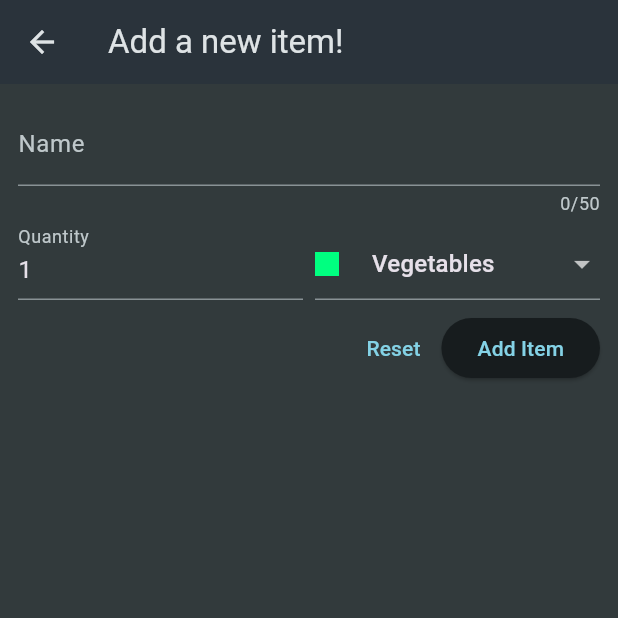
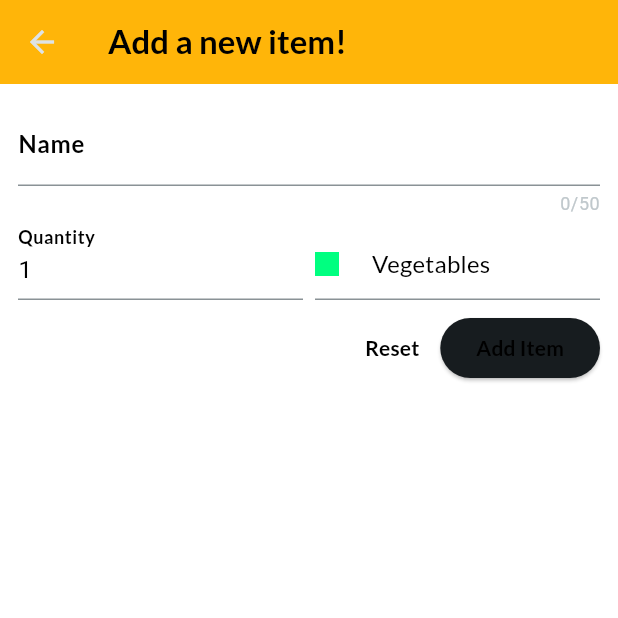
Before and after one commit to teotia-codes/shopping, a Flutter app: the screen it shows after launch, after a tap on the "add" icon, on a phone screen of 412 x 824 dp, the top half of it. Run offline on Flutter 3.47's test engine with Material 3 defaults, Android fonts, the phone set to English and light mode, and no system bars; our stand-ins replace google_fonts; network calls fail.

Commit message:
final commit shopping list app completed

```diff
--- a/lib/main.dart
+++ b/lib/main.dart
@@ -17,12 +17,11 @@ class MyApp extends StatelessWidget {
       theme: ThemeData.dark().copyWith(
 
         colorScheme: ColorScheme.fromSeed(
-          seedColor: const Color.fromARGB(255, 147, 229, 250),
+          seedColor: Color.fromARGB(255, 0, 193, 241),
           brightness: Brightness.dark,
-          surface: const Color.fromARGB(255, 42, 51, 59),
+          surface: Color.fromARGB(255, 255, 181, 9),
         ),
-        scaffoldBackgroundColor: const Color.fromARGB(255, 50, 58, 60),
-      ),
+        scaffoldBackgroundColor: Color.fromARGB(255, 255, 255, 255)   ),
       home:const  GroceryList(),
     );
   }
--- a/lib/models/grocery_list.dart
+++ b/lib/models/grocery_list.dart
@@ -1,5 +1,5 @@
 import 'dart:convert';
-
+import 'package:google_fonts/google_fonts.dart';
 import 'package:flutter/material.dart';
 import 'package:http/http.dart' as http;
 import 'package:shopping/data/categories.dart';
@@ -23,6 +23,10 @@ class _GroceryListState extends State<GroceryList> {
 void loadItems() async{
    final url =  Uri.https('flutternoobie-default-rtdb.firebaseio.com','shopping.json');
  final response = await http.get(url);
+
+ if(response.body == 'null'){
+  return;
+ }
  final Map<String,dynamic> listData =json.decode(response.body);
  final List<GroceryItem> loadedItems= [];
  for( final item in listData.entries) {
@@ -34,22 +38,29 @@ loadedItems.add(GroceryItem(id: item.key, name: item.value['name'], quantity: it
  });
 }
   void _addItem() async {
-    await Navigator.of(context).push<GroceryItem>(
+  final newItem=  await Navigator.of(context).push<GroceryItem>(
       MaterialPageRoute(
         builder: (ctx) => const NewItem(),
       ),
     );
-  loadItems();
+if(newItem == null) {
+  return;
+}
+setState(() {
+  _groceryitem.add(newItem);
+});
   }
 
 void removeItem(item) {
+  final url =  Uri.https('flutternoobie-default-rtdb.firebaseio.com','shopping/${item.id}.json');
+ http.delete(url);
   setState(() {
     _groceryitem.remove(item);
   });
 }
   @override
   Widget build(BuildContext context) {
-    Widget content = const Center(child: Text('No items added till now!'),);
+    Widget content = Center(child: Text('No items added till now!',style: GoogleFonts.lato(color: Colors.black,fontWeight: FontWeight.bold,),));
    if(_groceryitem.isNotEmpty){
     content =  ListView.builder(
         itemCount: _groceryitem.length,
@@ -59,24 +70,25 @@ onDismissed: (direction) {
   removeItem(_groceryitem[index],);
 },
           child: ListTile(
-            title: Text(_groceryitem[index].name),
+            title: Text(_groceryitem[index].name,style: GoogleFonts.lato(color: Colors.black,fontWeight: FontWeight.normal)),
             leading: Container(
               width: 24,
               height: 24,
-              color: _groceryitem[index].category.color,
+              decoration: BoxDecoration(borderRadius: BorderRadius.circular(100),
+               color: _groceryitem[index].category.color),
             ),
-            trailing: Text(_groceryitem[index].quantity.toString()),
+            trailing: Text(_groceryitem[index].quantity.toString(),style:const TextStyle(color: Colors.black,fontWeight: FontWeight.bold),
           ),
         ),
-      );
+      ));
    }
     return Scaffold(
       appBar: AppBar(
-        title: const Text('Your Groceries'),
+        title:  Text('Your Groceries!',style: GoogleFonts.lato(color: Colors.black,fontWeight: FontWeight.bold,)),
         actions: [
           IconButton(
             onPressed: _addItem,
-            icon: const Icon(Icons.add),
+            icon: const Icon(Icons.add,color: Colors.black,),
           ),
         ],
       ),
--- a/lib/widgets/new_item.dart
+++ b/lib/widgets/new_item.dart
@@ -1,11 +1,12 @@
 import 'dart:convert';
 
 import 'package:flutter/material.dart';
+import 'package:google_fonts/google_fonts.dart';
 
 import 'package:http/http.dart' as http;
 import 'package:shopping/data/categories.dart';
 import 'package:shopping/models/category.dart';
-
+import 'package:shopping/models/grocery_item.dart';
 
 class NewItem extends StatefulWidget {
   const NewItem({super.key});
@@ -20,24 +21,30 @@ class _NewItemState extends State<NewItem> {
   var enteredName = '';
   var enteredQuantity = 1;
   var _selectedCategory = categories[Categories.vegetables]!;
-  void saveItem() async{
+  void saveItem() async {
     if (formkey.currentState!.validate()) {
       formkey.currentState!.save();
-      final url = Uri.https('flutternoobie-default-rtdb.firebaseio.com','shopping.json');          //https creates a url that points to the backend server.
-    final response =  await http.post(url,headers: {
-        'Content-Type':'application/json'
-      },
-      body: json.encode(
-        {
-          'name':enteredName,
-          'quantity':enteredQuantity,
-          'category':_selectedCategory.title,
-        }
-      ),);
-      if(!context.mounted){
+      final url = Uri.https('flutternoobie-default-rtdb.firebaseio.com',
+          'shopping.json'); //https creates a url that points to the backend server.
+      final response = await http.post(
+        url,
+        headers: {'Content-Type': 'application/json'},
+        body: json.encode({
+          'name': enteredName,
+          'quantity': enteredQuantity,
+          'category': _selectedCategory.title,
+        }),
+      );
+      final Map<String, dynamic> resData = json.decode(response.body);
+      if (!context.mounted) {
         return;
       }
-      Navigator.of(context).pop();
+      Navigator.of(context).pop(GroceryItem(
+        id: resData['name'],
+        name: enteredName,
+        quantity: enteredQuantity,
+        category: _selectedCategory,
+      ));
     }
   }
 
@@ -45,7 +52,7 @@ class _NewItemState extends State<NewItem> {
   Widget build(BuildContext context) {
     return Scaffold(
       appBar: AppBar(
-        title: const Text('Add a new item!'),
+        title:  Text('Add a new item!',style: GoogleFonts.lato(color: Colors.black,fontWeight: FontWeight.bold)),
       ),
       body: Padding(
         padding: const EdgeInsets.all(12),
@@ -56,9 +63,11 @@ class _NewItemState extends State<NewItem> {
               children: [
                 TextFormField(
                   maxLength: 50,
-                  decoration: const InputDecoration(
-                    label: Text('Name'),
+                  decoration: InputDecoration(
+
+                    label: Text('Name',style: GoogleFonts.lato(color: Colors.black,fontWeight: FontWeight.bold)),
                   ),
+                  style:const TextStyle(color: Colors.black),
                   validator: (value) {
                     if (value == null ||
                         value.isEmpty ||
@@ -77,11 +86,13 @@ class _NewItemState extends State<NewItem> {
                   children: [
                     Expanded(
                       child: TextFormField(
-                        decoration: const InputDecoration(
-                          label: Text('Quantity'),
+                        decoration:  InputDecoration(
+                          label: Text('Quantity',style: GoogleFonts.lato(color: Colors.black,fontWeight: FontWeight.bold),),
                         ),
+                        style: const TextStyle(color: Colors.black),
                         keyboardType: TextInputType.number,
                         initialValue: enteredQuantity.toString(),
+
                         validator: (value) {
                           if (value == null ||
                               value.isEmpty ||
@@ -102,6 +113,7 @@ class _NewItemState extends State<NewItem> {
                     ),
                     Expanded(
                       child: DropdownButtonFormField(
+                        dropdownColor: Colors.white,
                           value: _selectedCategory,
                           items: [
                             for (final category in categories
@@ -118,7 +130,7 @@ class _NewItemState extends State<NewItem> {
                                     const SizedBox(
                                       width: 22,
                                     ),
-                                    Text(category.value.title),
+                                    Text(category.value.title,style: GoogleFonts.lato(color: Colors.black,fontWeight: FontWeight.normal)),
                                   ],
                                 ),
                               ),
@@ -139,10 +151,10 @@ class _NewItemState extends State<NewItem> {
                       onPressed: () {
                         formkey.currentState!.reset();
                       },
-                      child: const Text('Reset'),
+                      child: Text('Reset',style: GoogleFonts.lato(color: Colors.black,fontWeight: FontWeight.bold)),
                     ),
                     ElevatedButton(
-                        onPressed: saveItem, child: const Text('Add Item'))
+                        onPressed: saveItem, child: Text('Add Item',style: GoogleFonts.lato(color: Colors.black,fontWeight: FontWeight.bold)))
                   ],
                 )
               ],
--- a/pubspec.yaml
+++ b/pubspec.yaml
@@ -36,6 +36,7 @@ dependencies:
   # Use with the CupertinoIcons class for iOS style icons.
   cupertino_icons: ^1.0.2
   http: ^1.1.2
+  google_fonts: ^6.1.0
 
 dev_dependencies:
   flutter_test:
```
Also changed, not shown: pubspec.lock, 1 other file.
